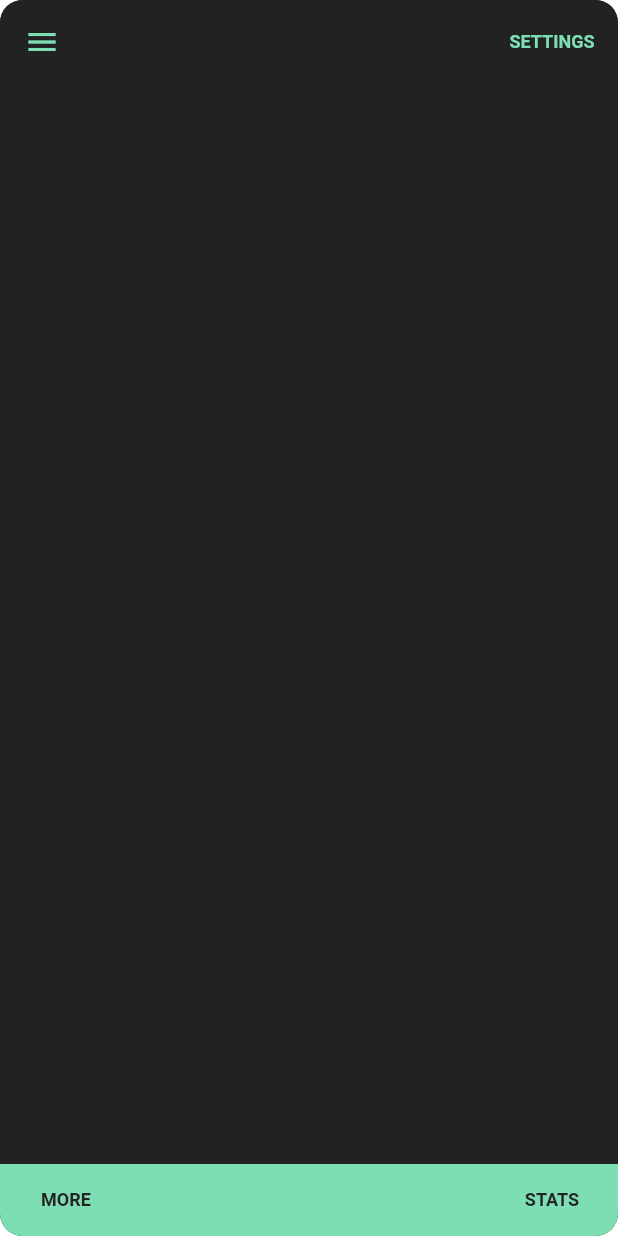
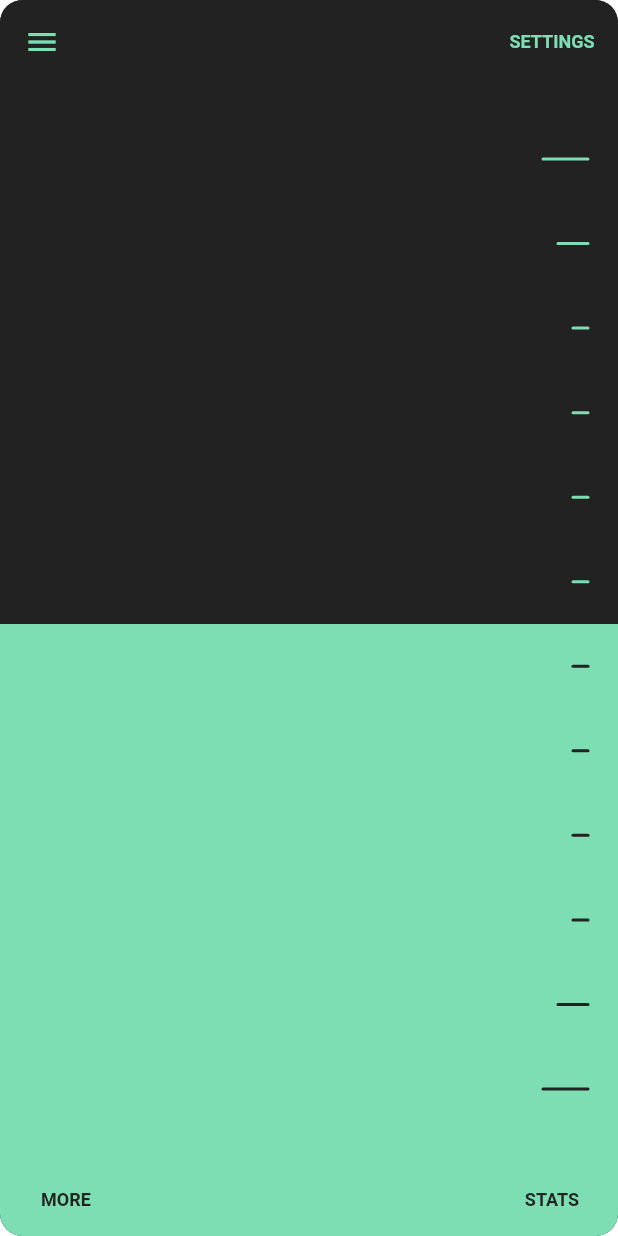
Before and after one commit to kevzzsk/SpringySlider, a Flutter app: the screen it shows after launch, on a phone screen of 412 x 824 dp. Run offline on Flutter 3.47's test engine with Material 2 defaults, Android fonts, the phone set to English and light mode, and no system bars.

Commit message:
Add Vertical Markings
CustomPaint for line
Custom clipping (rect)

```diff
--- a/lib/main.dart
+++ b/lib/main.dart
@@ -1,3 +1,5 @@
+import 'dart:ui' as prefix0;
+
 import 'package:flutter/material.dart';
 
 void main() => runApp(MyApp());
@@ -61,7 +63,10 @@ class _MyHomePageState extends State<MyHomePage> {
         body: new Column(
           children: <Widget>[
             new Expanded(
-              child: Container(),
+              child: SpringSlider(
+                  markCount: 12,
+                  positiveColor: Theme.of(context).highlightColor,
+                  negativeColor: Theme.of(context).primaryColor),
             ),
             new Container(
               color: Theme.of(context).highlightColor,
@@ -79,3 +84,148 @@ class _MyHomePageState extends State<MyHomePage> {
     );
   }
 }
+
+class SpringSlider extends StatefulWidget {
+  final int markCount;
+  final Color positiveColor;
+  final Color negativeColor;
+
+  SpringSlider({this.markCount, this.negativeColor, this.positiveColor});
+
+  @override
+  _SpringSliderState createState() => _SpringSliderState();
+}
+
+class _SpringSliderState extends State<SpringSlider> {
+  @override
+  Widget build(BuildContext context) {
+    return Stack(
+      children: <Widget>[
+        new SliderMarks(
+          markCount: widget.markCount,
+          color: widget.positiveColor,
+          paddingTop: 50.0,
+          paddingBottom: 50.0,
+        ),
+        ClipPath( // custom CLIP
+        clipper:  new SliderClipper(),
+          child: new Stack(
+            children: <Widget>[
+              new Container(
+                color: widget.positiveColor,
+              ),
+              new SliderMarks(
+                markCount: widget.markCount,
+                color: widget.negativeColor,
+                paddingTop: 50.0,
+                paddingBottom: 50.0,
+              ),
+            ],
+          ),
+        )
+      ],
+    );
+  }
+}
+
+class SliderMarks extends StatelessWidget {
+  final int markCount;
+  final Color color;
+  final double paddingTop;
+  final double paddingBottom;
+
+  SliderMarks(
+      {this.color, this.markCount, this.paddingBottom, this.paddingTop});
+
+  @override
+  Widget build(BuildContext context) {
+    return new CustomPaint(
+      painter: new SliderMarksPainter(
+          markCount: markCount,
+          color: color,
+          markThickness: 2.0,
+          paddingTop: paddingTop,
+          paddingRight: 20.0,
+          paddingBottom: paddingBottom),
+      child: Container(),
+    );
+  }
+}
+
+class SliderMarksPainter extends CustomPainter {
+  final double largeMarkWidth = 30.0;
+  final double smallMarkWidth = 10.0;
+
+  final int markCount;
+  final Color color;
+  final double markThickness;
+  final double paddingTop;
+  final double paddingBottom;
+  final double paddingRight;
+  final Paint markPaint;
+
+  SliderMarksPainter(
+      {this.color,
+      this.markCount,
+      this.markThickness,
+      this.paddingBottom,
+      this.paddingRight,
+      this.paddingTop})
+      : markPaint = new Paint()
+          ..color = color
+          ..strokeWidth = markThickness
+          ..style = PaintingStyle.stroke
+          ..strokeCap = StrokeCap.round;
+
+  @override
+  void paint(Canvas canvas, Size size) {
+    final paintHeight = size.height - paddingTop - paddingBottom;
+    final gap = paintHeight / (markCount - 1);
+
+    for (int i = 0; i < markCount; ++i) {
+      double markWidth = smallMarkWidth;
+      if (i == 0 || i == markCount - 1) {
+        // first or last
+        markWidth = largeMarkWidth;
+      } else if (i == 1 || i == markCount - 2) {
+        // second or second last
+        markWidth = prefix0.lerpDouble(
+            smallMarkWidth, largeMarkWidth, 0.5); // divide double by 2
+      }
+
+      final markY = i * gap + paddingTop;
+
+      canvas.drawLine(new Offset(size.width - paddingRight - markWidth, markY),
+          new Offset(size.width - paddingRight, markY), markPaint);
+    }
+  }
+
+  @override
+  bool shouldRepaint(CustomPainter oldDelegate) {
+    // TODO: implement shouldRepaint
+    return null;
+  }
+}
+
+class SliderClipper extends CustomClipper<Path>{
+
+
+  @override
+  prefix0.Path getClip(prefix0.Size size) {
+    Path rect = new Path();
+
+    rect.addRect(
+      new Rect.fromLTWH(
+        0.0, size.height/2, size.width, size.height)
+    );
+
+    return rect;
+  }
+
+  @override
+  bool shouldReclip(CustomClipper<prefix0.Path> oldClipper) {
+    // TODO: implement shouldReclip
+    return true;
+  }
+
+}
```
Also changed, not shown: 1 other file.
